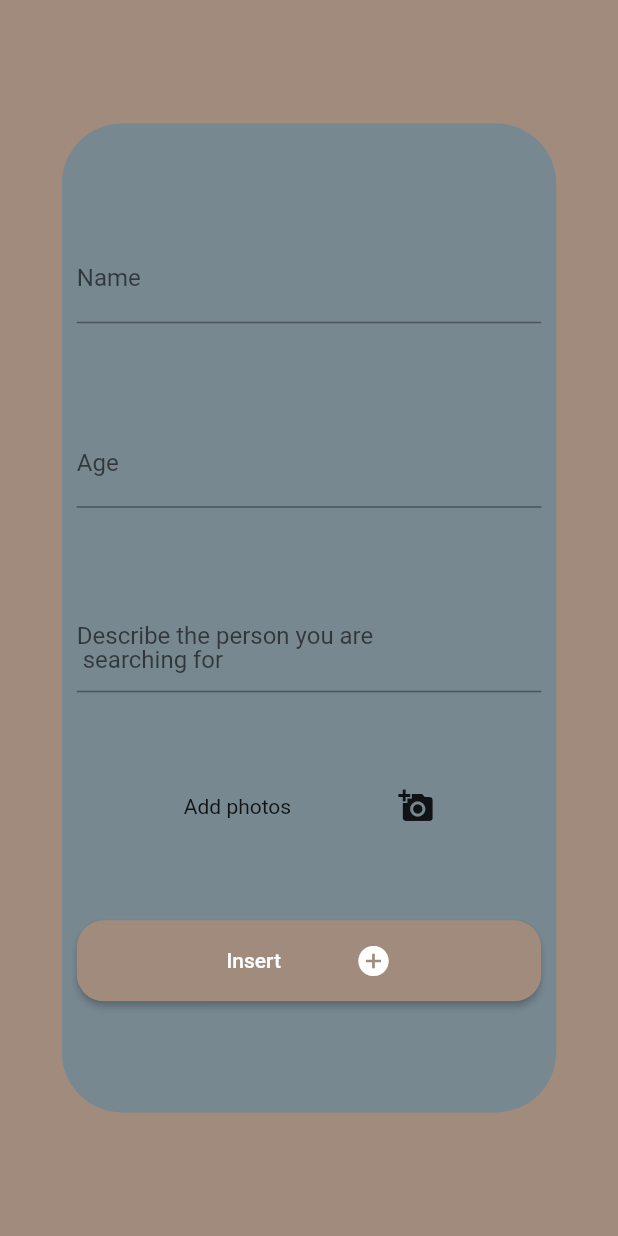
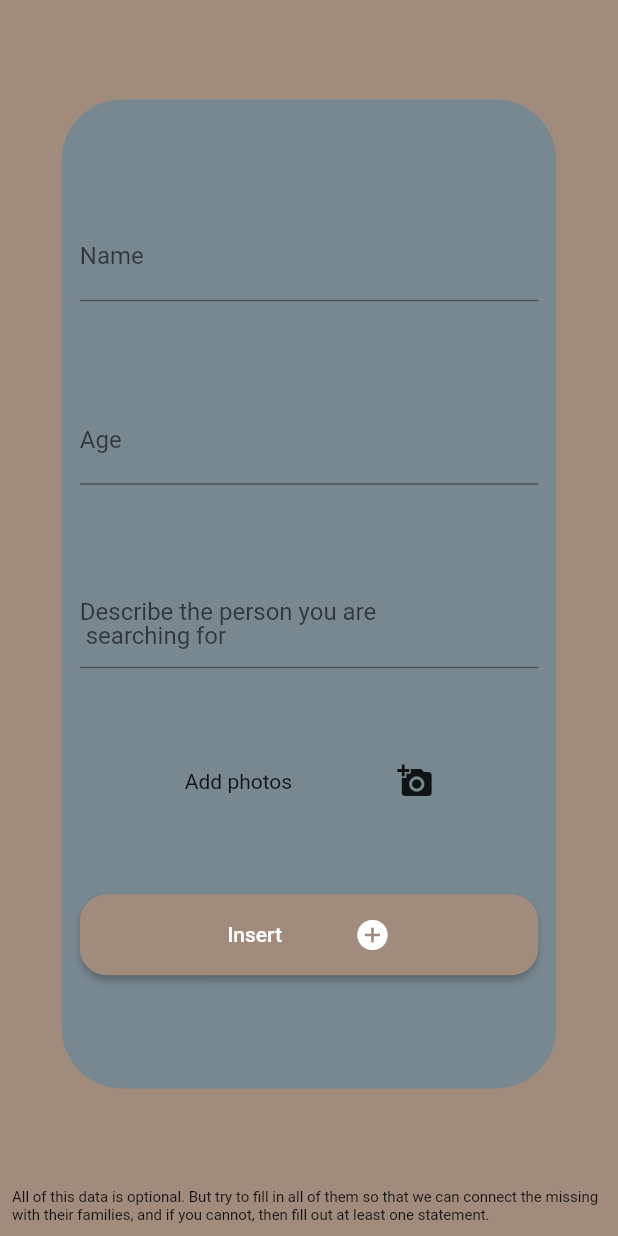
Before and after one commit to osamaOmran1917/Find-Me, a Flutter app: the InsertMissingPersonScreen screen opened by its route, after a tap on "Insert", on a phone screen of 412 x 824 dp. Run offline on Flutter 3.47's test engine with Material 2 defaults, Android fonts, the phone set to English and light mode, and no system bars; our stand-ins replace cloud_firestore, firebase_auth, firebase_core; accounts and stored records are empty; generated files the repository leaves out were written again.

Commit message:
Inserting Missing ViewModel ✔ partially

```diff
--- a/lib/data_base/my_database.dart
+++ b/lib/data_base/my_database.dart
@@ -35,10 +35,10 @@ class MyDataBase {
     });
   }
 
-  static void insertMissingPerson(MissingPerson missingPerson) {
+  void insertMissingPerson(MissingPerson missingPerson) {
     var missingPersonsCollection = getMissingPersonsCollection();
-    var missingPersonDoc = missingPersonsCollection.doc(); //create new document
-    missingPerson.id = missingPersonDoc.id;
-    missingPersonDoc.set(missingPerson);
+    var doc = missingPersonsCollection.doc(); //create new doc
+    missingPerson.id = doc.id;
+    doc.set(missingPerson); // get doc -> then set //update
   }
 }
--- a/lib/ui/home/home_tab/home_tab_viewModel.dart
+++ b/lib/ui/home/home_tab/home_tab_viewModel.dart
@@ -1,4 +1,4 @@
-import '../../../base/base.dart';
+import 'package:find_me_ii/base/base.dart';
 
 abstract class HomeTabNavigator extends BaseNavigator {
   void goToSearchScreen();
--- a/lib/ui/home/home_tab/insert_missing_person_screen/insert_missing_person_screen.dart
+++ b/lib/ui/home/home_tab/insert_missing_person_screen/insert_missing_person_screen.dart
@@ -1,14 +1,40 @@
+import 'package:find_me_ii/base/base.dart';
 import 'package:flutter/material.dart';
 
 import '../../../../my_theme.dart';
+import 'insert_missing_person_viewModel.dart';
 
-class InsertMissingPersonScreen extends StatelessWidget {
+class InsertMissingPersonScreen extends StatefulWidget {
   static const String routeName = 'Insert Missing Person Screen';
+
+  @override
+  State<InsertMissingPersonScreen> createState() =>
+      _InsertMissingPersonScreenState();
+}
+
+class _InsertMissingPersonScreenState
+    extends BaseState<InsertMissingPersonScreen, InsertMissingPersonViewModel>
+    implements InsertMissingPersonNavigator {
+  @override
+  InsertMissingPersonViewModel initViewModel() {
+    return InsertMissingPersonViewModel();
+  }
+
+  var nameController = TextEditingController();
+  var ageController = TextEditingController();
+  var describtionController = TextEditingController();
 
   @override
   Widget build(BuildContext context) {
     return Scaffold(
       backgroundColor: MyTheme.tertiaryColor,
+      bottomNavigationBar: Padding(
+        padding: const EdgeInsets.only(bottom: 8.0, left: 8, right: 8),
+        child: Text(
+          'All of this data is optional. But try to fill in all of them so that we can connect the missing with their families, and if you cannot, then fill out at least one statement.',
+          style: TextStyle(fontSize: 10),
+        ),
+      ),
       body: Center(
         child: Container(
           width: MediaQuery.of(context).size.width * .8,
@@ -16,17 +42,21 @@ class InsertMissingPersonScreen extends StatelessWidget {
           decoration: BoxDecoration(
               color: MyTheme.secondaryColor,
               borderRadius: BorderRadius.circular(40)),
-          padding: EdgeInsets.all(10),
+          padding: EdgeInsets.all(12),
           child: Column(
             mainAxisAlignment: MainAxisAlignment.spaceEvenly,
             children: [
-              TextFormField(
+              TextField(
+                controller: nameController,
                 decoration: InputDecoration(labelText: 'Name'),
               ),
-              TextFormField(
+              TextField(
+                controller: ageController,
+                keyboardType: TextInputType.number,
                 decoration: InputDecoration(labelText: 'Age'),
               ),
-              TextFormField(
+              TextField(
+                controller: describtionController,
                 minLines: 1,
                 maxLines: 5,
                 decoration: InputDecoration(
@@ -47,7 +77,9 @@ class InsertMissingPersonScreen extends StatelessWidget {
                     padding: MaterialStateProperty.all(
                         EdgeInsets.symmetric(horizontal: 50, vertical: 15)),
                   ),
-                  onPressed: () {},
+                  onPressed: () {
+                    addMissingPerson();
+                  },
                   child: Row(
                     mainAxisAlignment: MainAxisAlignment.spaceEvenly,
                     children: [
@@ -61,4 +93,14 @@ class InsertMissingPersonScreen extends StatelessWidget {
       ),
     );
   }
+
+  void addMissingPerson() {
+    if (nameController.text.trim() != null &&
+        ageController.text.trim() != null &&
+        describtionController.text.trim() != null) {
+      viewModel.onAddMissingPersonClicked();
+    } else {
+      viewModel.showErrorMessage();
+    }
+  }
 }
--- /dev/null
+++ b/lib/ui/home/home_tab/insert_missing_person_screen/insert_missing_person_viewModel.dart
@@ -0,0 +1,10 @@
+import 'package:find_me_ii/base/base.dart';
+
+abstract class InsertMissingPersonNavigator extends BaseNavigator {}
+
+class InsertMissingPersonViewModel
+    extends BaseViewModel<InsertMissingPersonNavigator> {
+  void onAddMissingPersonClicked() {}
+
+  void showErrorMessage() {}
+}
```
Also changed, not shown: 1 other file.
